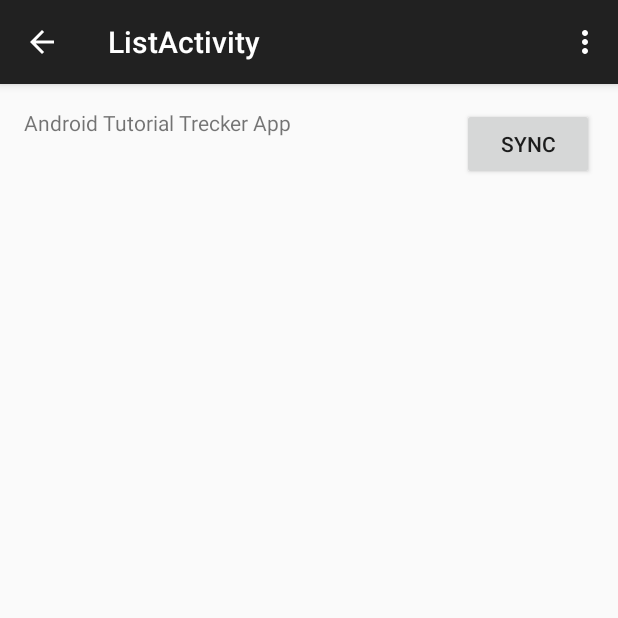
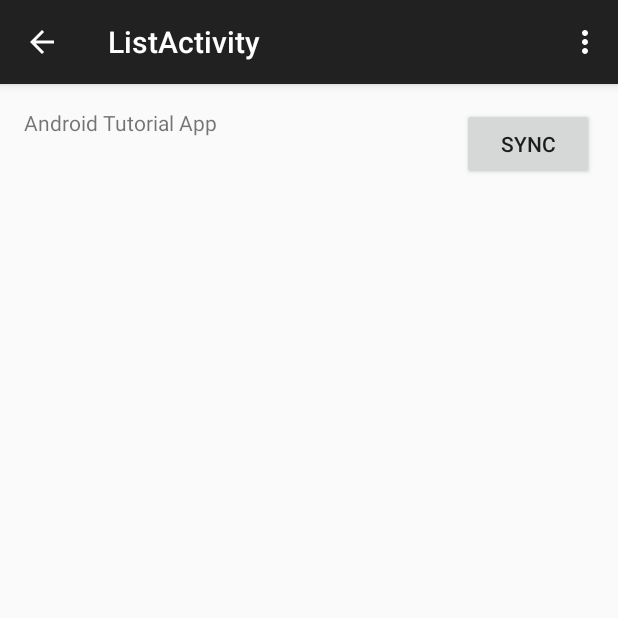
Before and after one commit to suspectpart/android_tutorial, an Android app: the ListActivity screen opened directly, with no data from a screen before it, on a phone screen of 412 x 824 dp, the top half of it. Run offline under Robolectric (Android 15) with nearby library versions, the phone set to English and light mode, and no system bars.

Commit message:
Little refacotring.

```diff
--- a/app/src/main/java/hs_mannheim/androidtutorial/ItemDetailsActivity.java
+++ b/app/src/main/java/hs_mannheim/androidtutorial/ItemDetailsActivity.java
@@ -5,7 +5,6 @@ import android.database.Cursor;
 import android.database.sqlite.SQLiteDatabase;
 import android.os.Bundle;
 import android.support.v7.app.ActionBarActivity;
-import android.util.Log;
 import android.webkit.WebView;
 import android.widget.TextView;
 
@@ -33,6 +32,7 @@ public class ItemDetailsActivity extends ActionBarActivity {
     @Override
     protected void onResume() {
         super.onResume();
+
         SQLLiteHelper sqlLiteHelper = new SQLLiteHelper(this);
         SQLiteDatabase db = sqlLiteHelper.getReadableDatabase();
         Cursor items = db.query("items", new String[]{"Title", "Html", "Description"}, "ID = " + mId, null, null, null, null);
@@ -40,11 +40,11 @@ public class ItemDetailsActivity extends ActionBarActivity {
         items.moveToFirst();
 
         String title = items.getString(0);
+        String html = items.getString(1);
         String description = items.getString(2);
 
         mTitle.setText(title);
         mDescription.setText(description);
-        Log.d("jd", items.getString(1));
-        mWebview.loadData(items.getString(1), "text/html", null);
+        mWebview.loadData(html, "text/html", null);
     }
 }
--- a/app/src/main/java/hs_mannheim/androidtutorial/ListActivity.java
+++ b/app/src/main/java/hs_mannheim/androidtutorial/ListActivity.java
@@ -107,7 +107,7 @@ public class ListActivity extends ActionBarActivity {
     }
 
     private void updateItemList() {
-        if(isSyncing) return;
+        if (isSyncing) return;
 
         SQLLiteHelper helper = new SQLLiteHelper(this);
         Cursor itemsCursor = helper.getReadableDatabase().query("Items", new String[]{"ID", "Title", "Html", "Description"}, null, null, null, null, null);
--- a/app/src/main/res/layout/activity_item_details.xml
+++ b/app/src/main/res/layout/activity_item_details.xml
@@ -7,7 +7,7 @@
     android:paddingLeft="@dimen/activity_horizontal_margin"
     android:paddingRight="@dimen/activity_horizontal_margin"
     android:paddingTop="@dimen/activity_vertical_margin"
-    tools:context="hs_mannheim.johndeereapp.ItemDetailsActivity">
+    tools:context="hs_mannheim.androidtutorial.ItemDetailsActivity">
 
     <TextView
         android:id="@+id/tv_title"
@@ -25,6 +25,6 @@
     <WebView
         android:id="@+id/webview"
         android:layout_width="match_parent"
-        android:layout_height="wrap_content"/>
+        android:layout_height="wrap_content" />
 
 </LinearLayout>
--- a/app/src/main/res/layout/activity_list.xml
+++ b/app/src/main/res/layout/activity_list.xml
@@ -18,22 +18,21 @@
         android:layout_width="wrap_content"
         android:layout_height="wrap_content"
         android:layout_alignParentRight="true"
-        android:text="@string/btn_sync"
-        android:onClick="onSyncClicked"/>
+        android:onClick="onSyncClicked"
+        android:text="@string/btn_sync" />
 
     <ProgressBar
-        android:visibility="gone"
         android:id="@+id/progressBar"
         style="?android:attr/progressBarStyleLarge"
         android:layout_width="wrap_content"
         android:layout_height="wrap_content"
         android:layout_alignParentRight="true"
-        android:layout_centerHorizontal="true" />
+        android:layout_centerHorizontal="true"
+        android:visibility="gone" />
 
     <ListView
-        android:layout_marginTop="50dp"
         android:id="@+id/lv_items"
         android:layout_width="wrap_content"
         android:layout_height="wrap_content"
-        />
+        android:layout_marginTop="50dp" />
 </RelativeLayout>
--- a/app/src/main/res/menu/menu_list.xml
+++ b/app/src/main/res/menu/menu_list.xml
@@ -1,7 +1,10 @@
 <menu xmlns:android="http://schemas.android.com/apk/res/android"
     xmlns:app="http://schemas.android.com/apk/res-auto"
     xmlns:tools="http://schemas.android.com/tools"
-    tools:context="hs_mannheim.johndeereapp.ListActivity">
-    <item android:id="@+id/action_settings" android:title="@string/action_settings"
-        android:orderInCategory="100" app:showAsAction="never" />
+    tools:context="hs_mannheim.androidtutorial.ListActivity">
+    <item
+        android:id="@+id/action_settings"
+        android:orderInCategory="100"
+        android:title="@string/action_settings"
+        app:showAsAction="never" />
 </menu>
--- a/app/src/main/res/values/strings.xml
+++ b/app/src/main/res/values/strings.xml
@@ -6,7 +6,7 @@
     <string name="action_settings">Settings</string>
     <string name="button_login">Login</string>
     <string name="title_activity_list">ListActivity</string>
-    <string name="welcome">Android Tutorial Trecker App</string>
+    <string name="welcome">Android Tutorial App</string>
     <string name="btn_sync">Sync</string>
     <string name="title_activity_item_details">ItemDetailsActivity</string>
 
```
Also changed, not shown: app/src/main/java/hs_mannheim/androidtutorial/SyncService.java (+5 -6 lines), app/src/main/res/layout/activity_login.xml (+4 -4 lines), app/src/main/res/menu/menu_item_details.xml (+6 -3 lines).
